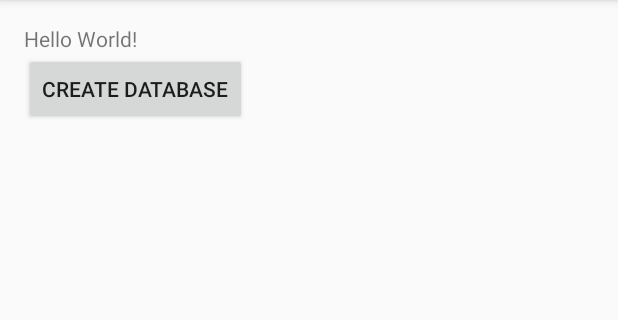
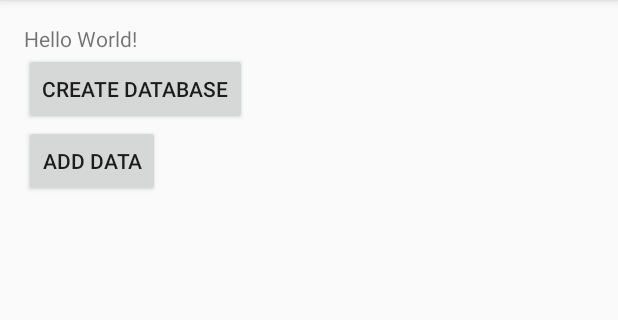
Before and after one commit to hcz017/SQLite_Test, an Android app: the screen it shows after launch (MainActivity), on a phone screen of 412 x 824 dp, the part 84-404 px from its top. Run offline under Robolectric (Android 15) with nearby library versions, the phone set to English and light mode, and no system bars.

Commit message:
insert data

```diff
--- a/app/src/main/res/layout/activity_main.xml
+++ b/app/src/main/res/layout/activity_main.xml
@@ -23,4 +23,12 @@
         android:layout_below="@+id/textView"
         android:layout_alignParentStart="true"
         android:id="@+id/create_table" />
+
+    <Button
+        android:text="@string/add_data"
+        android:layout_width="wrap_content"
+        android:layout_height="wrap_content"
+        android:layout_below="@+id/create_table"
+        android:layout_alignParentStart="true"
+        android:id="@+id/add_data" />
 </RelativeLayout>
--- a/app/src/main/res/values/strings.xml
+++ b/app/src/main/res/values/strings.xml
@@ -1,4 +1,5 @@
 <resources>
     <string name="app_name">SQLite_Test</string>
     <string name="create_database">Create database</string>
+    <string name="add_data">Add data</string>
 </resources>
```
Also changed, not shown: app/src/main/java/com/example/admin/sqlite_test/MainActivity.java (+22 -0 lines).
